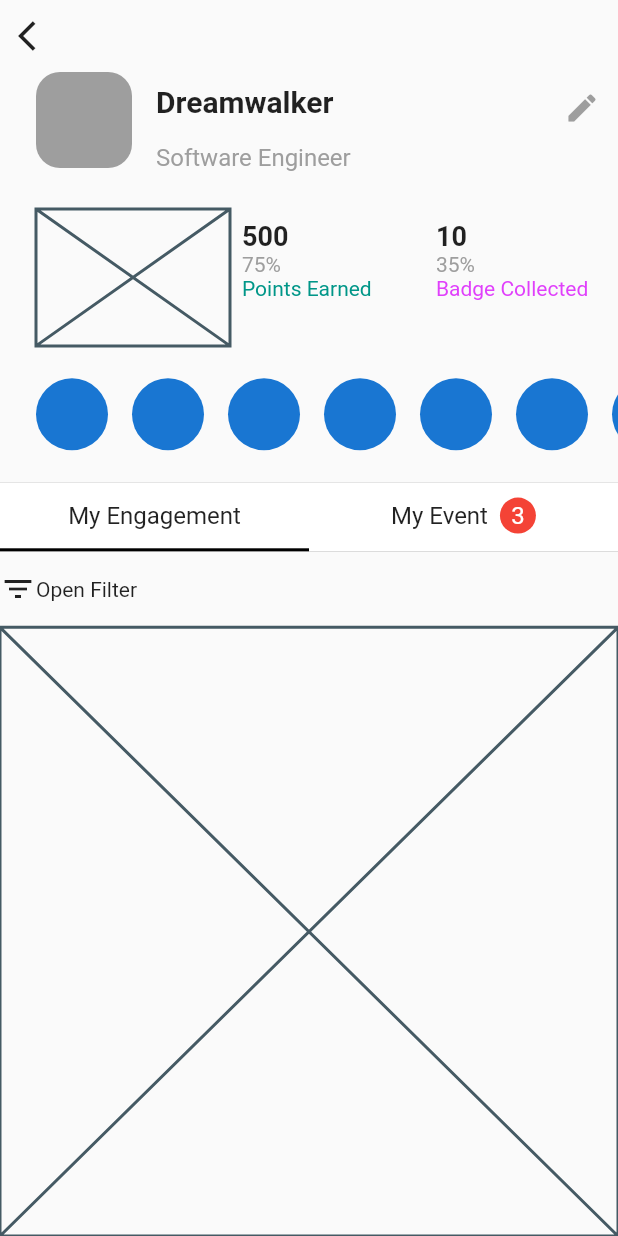
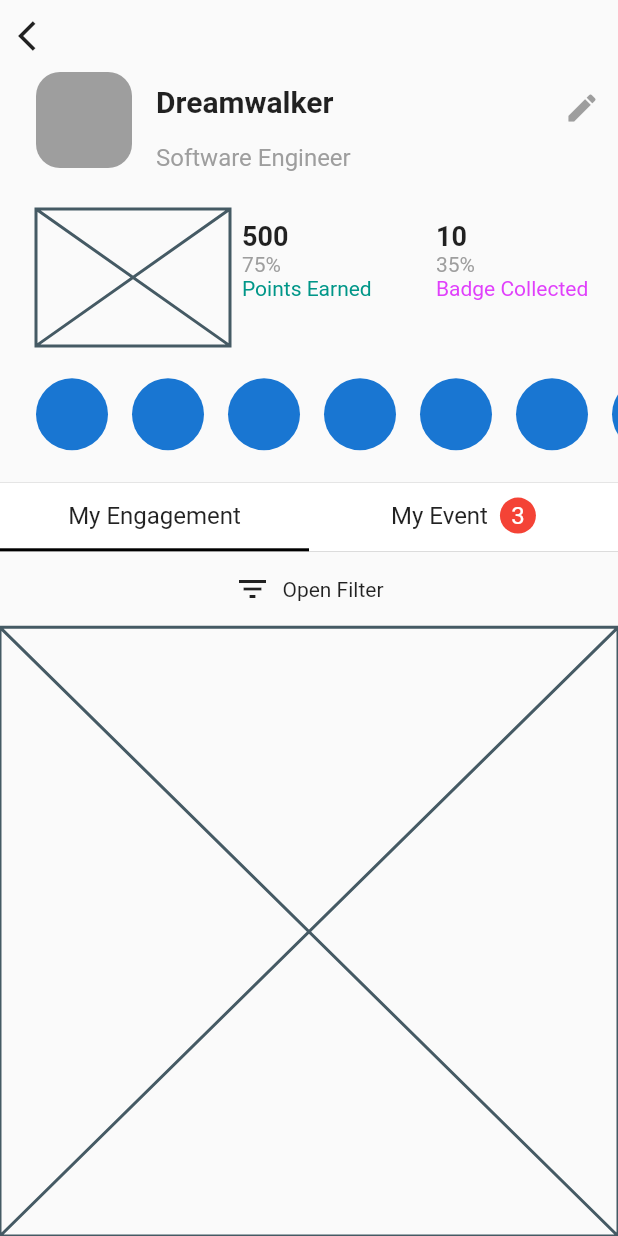
Before and after one commit to JAICHANGPARK/flutter_notebook_11th_story, a Flutter app: the IrysProfilePage screen opened directly, on a phone screen of 412 x 824 dp. Run offline on Flutter 3.47's test engine with Material 2 defaults, Android fonts, the phone set to English and light mode, and no system bars; our stand-ins replace backdrop, badges, flutter_inner_drawer, flutter_slidable, flutter_swiper, google_fonts; network calls fail.

Commit message:
Update irys_profile_page.dart

```diff
--- a/lib/ep727_irys_mobile_app/ui/irys_profile_page.dart
+++ b/lib/ep727_irys_mobile_app/ui/irys_profile_page.dart
@@ -236,9 +236,11 @@ class _IrysProfilePageState extends State<IrysProfilePage> {
                       Expanded(
                           flex:1,
                           child: Row(
+                            mainAxisAlignment: MainAxisAlignment.center,
                             children: [
                               Icon(Icons.filter_list),
-                              Text("Open Filter")
+                              SizedBox(width: 8,),
+                              Text("Open Filter"),
                             ],
                           )),
                       Expanded(
```
